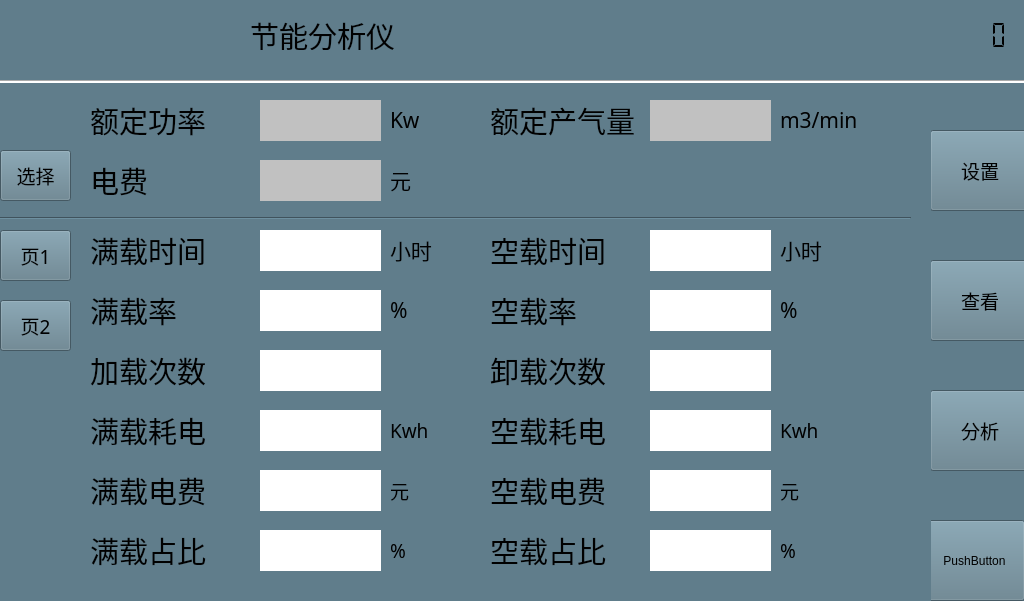
Above: mainwindow.ui from alphonso64/EnergyBox before the change. Below: the same form after it.
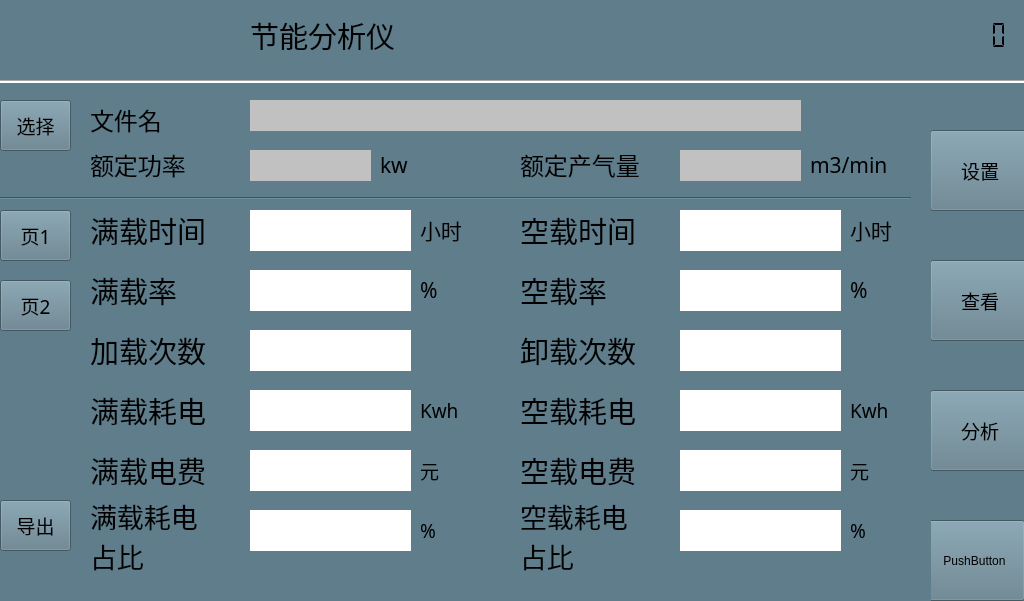
That is the form after the change. Icons and pictures are not drawn.

What changed in the file:
```diff
--- a/mainwindow.ui
+++ b/mainwindow.ui
@@ -257,8 +257,8 @@
       <rect>
        <x>0</x>
        <y>40</y>
-       <width>81</width>
-       <height>61</height>
+       <width>71</width>
+       <height>51</height>
       </rect>
      </property>
      <property name="font">
@@ -629,6 +629,104 @@
       <string>m3/min</string>
      </property>
     </widget>
+    <widget class="QPushButton" name="pushButton_16">
+     <property name="geometry">
+      <rect>
+       <x>0</x>
+       <y>140</y>
+       <width>71</width>
+       <height>51</height>
+      </rect>
+     </property>
+     <property name="font">
+      <font>
+       <family>微软雅黑</family>
+       <pointsize>14</pointsize>
+      </font>
+     </property>
+     <property name="styleSheet">
+      <string notr="true">border-image: url(:/new/prefix1/btn.qss);</string>
+     </property>
+     <property name="text">
+      <string>页1</string>
+     </property>
+    </widget>
+    <widget class="QPushButton" name="pushButton_17">
+     <property name="geometry">
+      <rect>
+       <x>0</x>
+       <y>210</y>
+       <width>71</width>
+       <height>51</height>
+      </rect>
+     </property>
+     <property name="font">
+      <font>
+       <family>微软雅黑</family>
+       <pointsize>14</pointsize>
+      </font>
+     </property>
+     <property name="styleSheet">
+      <string notr="true">border-image: url(:/new/prefix1/btn.qss);</string>
+     </property>
+     <property name="text">
+      <string>页2</string>
+     </property>
+    </widget>
+    <widget class="QWidget" name="widget_3" native="true">
+     <property name="geometry">
+      <rect>
+       <x>110</x>
+       <y>0</y>
+       <width>821</width>
+       <height>421</height>
+      </rect>
+     </property>
+     <widget class="QPushButton" name="pushButton_15">
+      <property name="geometry">
+       <rect>
+        <x>80</x>
+        <y>170</y>
+        <width>181</width>
+        <height>81</height>
+       </rect>
+      </property>
+      <property name="font">
+       <font>
+        <family>微软雅黑</family>
+        <pointsize>14</pointsize>
+       </font>
+      </property>
+      <property name="styleSheet">
+       <string notr="true">border-image: url(:/new/prefix1/btn.qss);</string>
+      </property>
+      <property name="text">
+       <string>删除本地数据</string>
+      </property>
+     </widget>
+     <widget class="QPushButton" name="pushButton_18">
+      <property name="geometry">
+       <rect>
+        <x>80</x>
+        <y>40</y>
+        <width>181</width>
+        <height>81</height>
+       </rect>
+      </property>
+      <property name="font">
+       <font>
+        <family>微软雅黑</family>
+        <pointsize>14</pointsize>
+       </font>
+      </property>
+      <property name="styleSheet">
+       <string notr="true">border-image: url(:/new/prefix1/btn.qss);</string>
+      </property>
+      <property name="text">
+       <string>导出本地数据</string>
+      </property>
+     </widget>
+    </widget>
    </widget>
    <widget class="QWidget" name="widget_5" native="true">
     <property name="geometry">
@@ -686,7 +784,7 @@
      <property name="geometry">
       <rect>
        <x>-10</x>
-       <y>120</y>
+       <y>100</y>
        <width>921</width>
        <height>16</height>
       </rect>
@@ -698,16 +796,16 @@
     <widget class="QLabel" name="label_IPower_content_74">
      <property name="geometry">
       <rect>
-       <x>650</x>
-       <y>10</y>
+       <x>680</x>
+       <y>60</y>
        <width>121</width>
-       <height>41</height>
+       <height>31</height>
       </rect>
      </property>
      <property name="font">
       <font>
        <family>微软雅黑</family>
-       <pointsize>14</pointsize>
+       <pointsize>18</pointsize>
       </font>
      </property>
      <property name="styleSheet">
@@ -720,9 +818,9 @@
     <widget class="QLabel" name="label_gas_produce_rated_1">
      <property name="geometry">
       <rect>
-       <x>780</x>
-       <y>10</y>
-       <width>111</width>
+       <x>810</x>
+       <y>55</y>
+       <width>91</width>
        <height>40</height>
       </rect>
      </property>
@@ -739,16 +837,16 @@
     <widget class="QLabel" name="label_IPower_content_75">
      <property name="geometry">
       <rect>
-       <x>260</x>
+       <x>250</x>
        <y>10</y>
-       <width>121</width>
-       <height>41</height>
+       <width>551</width>
+       <height>31</height>
       </rect>
      </property>
      <property name="font">
       <font>
        <family>微软雅黑</family>
-       <pointsize>14</pointsize>
+       <pointsize>18</pointsize>
       </font>
      </property>
      <property name="styleSheet">
@@ -758,25 +856,6 @@
       <string/>
      </property>
     </widget>
-    <widget class="QLabel" name="label_IPower_name_124">
-     <property name="geometry">
-      <rect>
-       <x>390</x>
-       <y>10</y>
-       <width>81</width>
-       <height>40</height>
-      </rect>
-     </property>
-     <property name="font">
-      <font>
-       <family>微软雅黑</family>
-       <pointsize>16</pointsize>
-      </font>
-     </property>
-     <property name="text">
-      <string>Kw</string>
-     </property>
-    </widget>
     <widget class="QLabel" name="label_IPower_name_125">
      <property name="geometry">
       <rect>
@@ -789,26 +868,26 @@
      <property name="font">
       <font>
        <family>微软雅黑</family>
-       <pointsize>22</pointsize>
+       <pointsize>18</pointsize>
       </font>
      </property>
      <property name="text">
-      <string>额定功率</string>
+      <string>文件名</string>
      </property>
     </widget>
     <widget class="QLabel" name="label_IPower_name_126">
      <property name="geometry">
       <rect>
-       <x>490</x>
-       <y>10</y>
-       <width>151</width>
+       <x>520</x>
+       <y>55</y>
+       <width>141</width>
        <height>40</height>
       </rect>
      </property>
      <property name="font">
       <font>
        <family>微软雅黑</family>
-       <pointsize>22</pointsize>
+       <pointsize>18</pointsize>
       </font>
      </property>
      <property name="text">
@@ -818,16 +897,16 @@
     <widget class="QLabel" name="label_IPower_content_98">
      <property name="geometry">
       <rect>
-       <x>260</x>
-       <y>70</y>
+       <x>250</x>
+       <y>60</y>
        <width>121</width>
-       <height>41</height>
+       <height>31</height>
       </rect>
      </property>
      <property name="font">
       <font>
        <family>微软雅黑</family>
-       <pointsize>14</pointsize>
+       <pointsize>18</pointsize>
       </font>
      </property>
      <property name="styleSheet">
@@ -840,9 +919,9 @@
     <widget class="QLabel" name="label_IPower_name_171">
      <property name="geometry">
       <rect>
-       <x>390</x>
-       <y>70</y>
-       <width>81</width>
+       <x>380</x>
+       <y>55</y>
+       <width>91</width>
        <height>40</height>
       </rect>
      </property>
@@ -853,43 +932,43 @@
       </font>
      </property>
      <property name="text">
-      <string>元</string>
+      <string>kw</string>
      </property>
     </widget>
     <widget class="QLabel" name="label_IPower_name_172">
      <property name="geometry">
       <rect>
        <x>90</x>
-       <y>70</y>
-       <width>81</width>
+       <y>55</y>
+       <width>141</width>
        <height>40</height>
       </rect>
      </property>
      <property name="font">
       <font>
        <family>微软雅黑</family>
-       <pointsize>22</pointsize>
+       <pointsize>18</pointsize>
       </font>
      </property>
      <property name="text">
-      <string>电费</string>
+      <string>额定功率</string>
      </property>
     </widget>
     <widget class="QWidget" name="widget_4" native="true">
      <property name="geometry">
       <rect>
        <x>80</x>
-       <y>130</y>
+       <y>110</y>
        <width>841</width>
-       <height>371</height>
+       <height>401</height>
       </rect>
      </property>
      <widget class="QLabel" name="label_standby_time">
       <property name="geometry">
        <rect>
-        <x>570</x>
-        <y>200</y>
-        <width>121</width>
+        <x>600</x>
+        <y>70</y>
+        <width>161</width>
         <height>41</height>
        </rect>
       </property>
@@ -909,9 +988,9 @@
      <widget class="QLabel" name="label_work_time">
       <property name="geometry">
        <rect>
-        <x>180</x>
-        <y>200</y>
-        <width>121</width>
+        <x>170</x>
+        <y>70</y>
+        <width>161</width>
         <height>41</height>
        </rect>
       </property>
@@ -931,9 +1010,9 @@
      <widget class="QLabel" name="label_IPower_name_65">
       <property name="geometry">
        <rect>
-        <x>700</x>
-        <y>200</y>
-        <width>81</width>
+        <x>770</x>
+        <y>70</y>
+        <width>71</width>
         <height>40</height>
        </rect>
       </property>
@@ -950,8 +1029,8 @@
      <widget class="QLabel" name="label_IPower_name_66">
       <property name="geometry">
        <rect>
-        <x>410</x>
-        <y>200</y>
+        <x>440</x>
+        <y>70</y>
         <width>121</width>
         <height>40</height>
        </rect>
@@ -969,9 +1048,9 @@
      <widget class="QLabel" name="label_measure_range">
       <property name="geometry">
        <rect>
-        <x>180</x>
-        <y>140</y>
-        <width>121</width>
+        <x>600</x>
+        <y>10</y>
+        <width>161</width>
         <height>41</height>
        </rect>
       </property>
@@ -991,9 +1070,9 @@
      <widget class="QLabel" name="label_IPower_name_55">
       <property name="geometry">
        <rect>
-        <x>310</x>
-        <y>200</y>
-        <width>81</width>
+        <x>340</x>
+        <y>70</y>
+        <width>41</width>
         <height>40</height>
        </rect>
       </property>
@@ -1010,9 +1089,9 @@
      <widget class="QLabel" name="label_IPower_name_52">
       <property name="geometry">
        <rect>
-        <x>310</x>
-        <y>140</y>
-        <width>101</width>
+        <x>770</x>
+        <y>10</y>
+        <width>61</width>
         <height>40</height>
        </rect>
       </property>
@@ -1030,7 +1109,7 @@
       <property name="geometry">
        <rect>
         <x>10</x>
-        <y>200</y>
+        <y>70</y>
         <width>121</width>
         <height>40</height>
        </rect>
@@ -1048,8 +1127,8 @@
      <widget class="QLabel" name="label_IPower_name_50">
       <property name="geometry">
        <rect>
-        <x>10</x>
-        <y>140</y>
+        <x>440</x>
+        <y>10</y>
         <width>121</width>
         <height>40</height>
        </rect>
@@ -1067,9 +1146,9 @@
      <widget class="QLabel" name="label_average_vsp">
       <property name="geometry">
        <rect>
-        <x>570</x>
-        <y>140</y>
-        <width>121</width>
+        <x>170</x>
+        <y>250</y>
+        <width>161</width>
         <height>41</height>
        </rect>
       </property>
@@ -1089,9 +1168,9 @@
      <widget class="QLabel" name="label_VSP">
       <property name="geometry">
        <rect>
-        <x>700</x>
-        <y>140</y>
-        <width>131</width>
+        <x>340</x>
+        <y>250</y>
+        <width>141</width>
         <height>40</height>
        </rect>
       </property>
@@ -1108,8 +1187,8 @@
      <widget class="QLabel" name="label_IPower_name_77">
       <property name="geometry">
        <rect>
-        <x>410</x>
-        <y>140</y>
+        <x>10</x>
+        <y>250</y>
         <width>151</width>
         <height>40</height>
        </rect>
@@ -1127,9 +1206,9 @@
      <widget class="QLabel" name="label_acc_flow_1">
       <property name="geometry">
        <rect>
-        <x>310</x>
-        <y>20</y>
-        <width>81</width>
+        <x>340</x>
+        <y>130</y>
+        <width>41</width>
         <height>40</height>
        </rect>
       </property>
@@ -1147,7 +1226,7 @@
       <property name="geometry">
        <rect>
         <x>10</x>
-        <y>80</y>
+        <y>190</y>
         <width>131</width>
         <height>40</height>
        </rect>
@@ -1165,16 +1244,16 @@
      <widget class="QLabel" name="label_acc_flow_2">
       <property name="geometry">
        <rect>
-        <x>180</x>
-        <y>20</y>
-        <width>121</width>
+        <x>170</x>
+        <y>10</y>
+        <width>251</width>
         <height>41</height>
        </rect>
       </property>
       <property name="font">
        <font>
         <family>微软雅黑</family>
-        <pointsize>20</pointsize>
+        <pointsize>18</pointsize>
        </font>
       </property>
       <property name="styleSheet">
@@ -1187,8 +1266,8 @@
      <widget class="QLabel" name="label_IPower_name_113">
       <property name="geometry">
        <rect>
-        <x>410</x>
-        <y>20</y>
+        <x>440</x>
+        <y>130</y>
         <width>121</width>
         <height>40</height>
        </rect>
@@ -1206,8 +1285,8 @@
      <widget class="QLabel" name="label_IPower_name_117">
       <property name="geometry">
        <rect>
-        <x>410</x>
-        <y>80</y>
+        <x>440</x>
+        <y>190</y>
         <width>131</width>
         <height>40</height>
        </rect>
@@ -1225,8 +1304,8 @@
      <widget class="QLabel" name="label_cost">
       <property name="geometry">
        <rect>
-        <x>700</x>
-        <y>80</y>
+        <x>770</x>
+        <y>190</y>
         <width>61</width>
         <height>40</height>
        </rect>
@@ -1244,9 +1323,9 @@
      <widget class="QLabel" name="label_acc_power_charge">
       <property name="geometry">
        <rect>
-        <x>180</x>
-        <y>80</y>
-        <width>121</width>
+        <x>170</x>
+        <y>130</y>
+        <width>161</width>
         <height>41</height>
        </rect>
       </property>
@@ -1266,9 +1345,9 @@
      <widget class="QLabel" name="label_acc_power_2">
       <property name="geometry">
        <rect>
-        <x>570</x>
-        <y>20</y>
-        <width>121</width>
+        <x>600</x>
+        <y>130</y>
+        <width>161</width>
         <height>41</height>
        </rect>
       </property>
@@ -1289,7 +1368,7 @@
       <property name="geometry">
        <rect>
         <x>10</x>
-        <y>20</y>
+        <y>130</y>
         <width>131</width>
         <height>40</height>
        </rect>
@@ -1307,8 +1386,8 @@
      <widget class="QLabel" name="label_IPower_name_111">
       <property name="geometry">
        <rect>
-        <x>700</x>
-        <y>20</y>
+        <x>770</x>
+        <y>130</y>
         <width>81</width>
         <height>40</height>
        </rect>
@@ -1326,9 +1405,9 @@
      <widget class="QLabel" name="label_IPower_name_115">
       <property name="geometry">
        <rect>
-        <x>310</x>
-        <y>80</y>
-        <width>31</width>
+        <x>341</x>
+        <y>190</y>
+        <width>61</width>
         <height>40</height>
        </rect>
       </property>
@@ -1345,9 +1424,50 @@
      <widget class="QLabel" name="label_flow_cost">
       <property name="geometry">
        <rect>
-        <x>570</x>
-        <y>80</y>
+        <x>600</x>
+        <y>190</y>
+        <width>161</width>
+        <height>41</height>
+       </rect>
+      </property>
+      <property name="font">
+       <font>
+        <family>微软雅黑</family>
+        <pointsize>20</pointsize>
+       </font>
+      </property>
+      <property name="styleSheet">
+       <string notr="true">background-color: rgb(255, 255, 255);</string>
+      </property>
+      <property name="text">
+       <string/>
+      </property>
+     </widget>
+     <widget class="QLabel" name="label_IPower_name_51">
+      <property name="geometry">
+       <rect>
+        <x>10</x>
+        <y>10</y>
         <width>121</width>
+        <height>40</height>
+       </rect>
+      </property>
+      <property name="font">
+       <font>
+        <family>微软雅黑</family>
+        <pointsize>22</pointsize>
+       </font>
+      </property>
+      <property name="text">
+       <string>开始时间</string>
+      </property>
+     </widget>
+     <widget class="QLabel" name="label_analyze_acc_charge">
+      <property name="geometry">
+       <rect>
+        <x>170</x>
+        <y>190</y>
+        <width>161</width>
         <height>41</height>
        </rect>
       </property>
@@ -1369,15 +1489,15 @@
      <property name="geometry">
       <rect>
        <x>80</x>
-       <y>130</y>
-       <width>921</width>
-       <height>381</height>
+       <y>110</y>
+       <width>841</width>
+       <height>401</height>
       </rect>
      </property>
      <widget class="QLabel" name="label_IPower_name_108">
       <property name="geometry">
        <rect>
-        <x>410</x>
+        <x>440</x>
         <y>130</y>
         <width>121</width>
         <height>40</height>
@@ -1396,16 +1516,16 @@
      <widget class="QLabel" name="label_IPower_content_69">
       <property name="geometry">
        <rect>
-        <x>570</x>
+        <x>600</x>
         <y>190</y>
-        <width>121</width>
+        <width>161</width>
         <height>41</height>
        </rect>
       </property>
       <property name="font">
        <font>
         <family>微软雅黑</family>
-        <pointsize>14</pointsize>
+        <pointsize>20</pointsize>
        </font>
       </property>
       <property name="styleSheet">
@@ -1418,7 +1538,7 @@
      <widget class="QLabel" name="label_IPower_name_105">
       <property name="geometry">
        <rect>
-        <x>410</x>
+        <x>440</x>
         <y>190</y>
         <width>151</width>
         <height>40</height>
@@ -1437,7 +1557,7 @@
      <widget class="QLabel" name="label_IPower_name_101">
       <property name="geometry">
        <rect>
-        <x>310</x>
+        <x>340</x>
         <y>190</y>
         <width>81</width>
         <height>40</height>
@@ -1456,7 +1576,7 @@
      <widget class="QLabel" name="label_IPower_name_118">
       <property name="geometry">
        <rect>
-        <x>700</x>
+        <x>770</x>
         <y>310</y>
         <width>81</width>
         <height>40</height>
@@ -1475,16 +1595,16 @@
      <widget class="QLabel" name="label_IPower_content_65">
       <property name="geometry">
        <rect>
-        <x>180</x>
+        <x>170</x>
         <y>250</y>
-        <width>121</width>
+        <width>161</width>
         <height>41</height>
        </rect>
       </property>
       <property name="font">
        <font>
         <family>微软雅黑</family>
-        <pointsize>14</pointsize>
+        <pointsize>20</pointsize>
        </font>
       </property>
       <property name="styleSheet">
@@ -1497,16 +1617,16 @@
      <widget class="QLabel" name="label_IPower_content_63">
       <property name="geometry">
        <rect>
-        <x>180</x>
+        <x>170</x>
         <y>130</y>
-        <width>121</width>
+        <width>161</width>
         <height>41</height>
        </rect>
       </property>
       <property name="font">
        <font>
         <family>微软雅黑</family>
-        <pointsize>14</pointsize>
+        <pointsize>20</pointsize>
        </font>
       </property>
       <property name="styleSheet">
@@ -1519,7 +1639,7 @@
      <widget class="QLabel" name="label_IPower_name_102">
       <property name="geometry">
        <rect>
-        <x>310</x>
+        <x>340</x>
         <y>250</y>
         <width>81</width>
         <height>40</height>
@@ -1557,7 +1677,7 @@
      <widget class="QLabel" name="label_IPower_name_109">
       <property name="geometry">
        <rect>
-        <x>700</x>
+        <x>770</x>
         <y>250</y>
         <width>81</width>
         <height>40</height>
@@ -1576,20 +1696,21 @@
      <widget class="QLabel" name="label_IPower_name_121">
       <property name="geometry">
        <rect>
-        <x>410</x>
-        <y>310</y>
-        <width>191</width>
-        <height>40</height>
+        <x>440</x>
+        <y>300</y>
+        <width>221</width>
+        <height>71</height>
        </rect>
       </property>
       <property name="font">
        <font>
         <family>微软雅黑</family>
-        <pointsize>22</pointsize>
+        <pointsize>20</pointsize>
        </font>
       </property>
       <property name="text">
-       <string>空载占比</string>
+       <string>空载耗电
+占比</string>
       </property>
      </widget>
      <widget class="QLabel" name="label_IPower_name_99">
@@ -1614,7 +1735,7 @@
      <widget class="QLabel" name="label_IPower_name_107">
       <property name="geometry">
        <rect>
-        <x>410</x>
+        <x>440</x>
         <y>250</y>
         <width>131</width>
         <height>40</height>
@@ -1633,16 +1754,16 @@
      <widget class="QLabel" name="label_IPower_content_72">
       <property name="geometry">
        <rect>
-        <x>180</x>
+        <x>170</x>
         <y>310</y>
-        <width>121</width>
+        <width>161</width>
         <height>41</height>
        </rect>
       </property>
       <property name="font">
        <font>
         <family>微软雅黑</family>
-        <pointsize>14</pointsize>
+        <pointsize>20</pointsize>
        </font>
       </property>
       <property name="styleSheet">
@@ -1655,16 +1776,16 @@
      <widget class="QLabel" name="label_IPower_content_64">
       <property name="geometry">
        <rect>
-        <x>180</x>
+        <x>170</x>
         <y>190</y>
-        <width>121</width>
+        <width>161</width>
         <height>41</height>
        </rect>
       </property>
       <property name="font">
        <font>
         <family>微软雅黑</family>
-        <pointsize>14</pointsize>
+        <pointsize>20</pointsize>
        </font>
       </property>
       <property name="styleSheet">
@@ -1677,16 +1798,16 @@
      <widget class="QLabel" name="label_IPower_content_71">
       <property name="geometry">
        <rect>
-        <x>570</x>
+        <x>600</x>
         <y>310</y>
-        <width>121</width>
+        <width>161</width>
         <height>41</height>
        </rect>
       </property>
       <property name="font">
        <font>
         <family>微软雅黑</family>
-        <pointsize>14</pointsize>
+        <pointsize>20</pointsize>
        </font>
       </property>
       <property name="styleSheet">
@@ -1718,7 +1839,7 @@
      <widget class="QLabel" name="label_IPower_name_110">
       <property name="geometry">
        <rect>
-        <x>700</x>
+        <x>770</x>
         <y>190</y>
         <width>81</width>
         <height>40</height>
@@ -1738,34 +1859,35 @@
       <property name="geometry">
        <rect>
         <x>10</x>
-        <y>310</y>
+        <y>300</y>
         <width>151</width>
-        <height>40</height>
+        <height>71</height>
        </rect>
       </property>
       <property name="font">
        <font>
         <family>微软雅黑</family>
-        <pointsize>22</pointsize>
+        <pointsize>20</pointsize>
        </font>
       </property>
       <property name="text">
-       <string>满载占比</string>
+       <string>满载耗电
+占比</string>
       </property>
      </widget>
      <widget class="QLabel" name="label_IPower_content_67">
       <property name="geometry">
        <rect>
-        <x>570</x>
+        <x>600</x>
         <y>250</y>
-        <width>121</width>
+        <width>161</width>
         <height>41</height>
        </rect>
       </property>
       <property name="font">
        <font>
         <family>微软雅黑</family>
-        <pointsize>14</pointsize>
+        <pointsize>20</pointsize>
        </font>
       </property>
       <property name="styleSheet">
@@ -1778,16 +1900,16 @@
      <widget class="QLabel" name="label_IPower_content_68">
       <property name="geometry">
        <rect>
-        <x>570</x>
+        <x>600</x>
         <y>130</y>
-        <width>121</width>
+        <width>161</width>
         <height>41</height>
        </rect>
       </property>
       <property name="font">
        <font>
         <family>微软雅黑</family>
-        <pointsize>14</pointsize>
+        <pointsize>20</pointsize>
        </font>
       </property>
       <property name="styleSheet">
@@ -1800,9 +1922,9 @@
      <widget class="QLabel" name="label_IPower_name_119">
       <property name="geometry">
        <rect>
-        <x>310</x>
+        <x>340</x>
         <y>310</y>
-        <width>81</width>
+        <width>41</width>
         <height>40</height>
        </rect>
       </property>
@@ -1819,7 +1941,7 @@
      <widget class="QLabel" name="label_IPower_name_173">
       <property name="geometry">
        <rect>
-        <x>310</x>
+        <x>340</x>
         <y>70</y>
         <width>81</width>
         <height>40</height>
@@ -1838,7 +1960,7 @@
      <widget class="QLabel" name="label_IPower_name_80">
       <property name="geometry">
        <rect>
-        <x>410</x>
+        <x>440</x>
         <y>70</y>
         <width>131</width>
         <height>40</height>
@@ -1857,7 +1979,7 @@
      <widget class="QLabel" name="label_IPower_name_174">
       <property name="geometry">
        <rect>
-        <x>700</x>
+        <x>770</x>
         <y>70</y>
         <width>81</width>
         <height>40</height>
@@ -1876,7 +1998,7 @@
      <widget class="QLabel" name="label_IPower_name_73">
       <property name="geometry">
        <rect>
-        <x>310</x>
+        <x>340</x>
         <y>10</y>
         <width>81</width>
         <height>40</height>
@@ -1914,16 +2036,16 @@
      <widget class="QLabel" name="label_unload_radio">
       <property name="geometry">
        <rect>
-        <x>570</x>
+        <x>600</x>
         <y>70</y>
-        <width>121</width>
+        <width>161</width>
         <height>41</height>
        </rect>
       </property>
       <property name="font">
        <font>
         <family>微软雅黑</family>
-        <pointsize>14</pointsize>
+        <pointsize>20</pointsize>
        </font>
       </property>
       <property name="styleSheet">
@@ -1936,7 +2058,7 @@
      <widget class="QLabel" name="label_IPower_name_75">
       <property name="geometry">
        <rect>
-        <x>700</x>
+        <x>770</x>
         <y>10</y>
         <width>81</width>
         <height>40</height>
@@ -1974,16 +2096,16 @@
      <widget class="QLabel" name="label_load_time">
       <property name="geometry">
        <rect>
-        <x>180</x>
+        <x>170</x>
         <y>10</y>
-        <width>121</width>
+        <width>161</width>
         <height>41</height>
        </rect>
       </property>
       <property name="font">
        <font>
         <family>微软雅黑</family>
-        <pointsize>14</pointsize>
+        <pointsize>20</pointsize>
        </font>
       </property>
       <property name="styleSheet">
@@ -1996,16 +2118,16 @@
      <widget class="QLabel" name="label_unloadtime">
       <property name="geometry">
        <rect>
-        <x>570</x>
+        <x>600</x>
         <y>10</y>
-        <width>121</width>
+        <width>161</width>
         <height>41</height>
        </rect>
       </property>
       <property name="font">
        <font>
         <family>微软雅黑</family>
-        <pointsize>14</pointsize>
+        <pointsize>20</pointsize>
        </font>
       </property>
       <property name="styleSheet">
@@ -2018,7 +2140,7 @@
      <widget class="QLabel" name="label_IPower_name_74">
       <property name="geometry">
        <rect>
-        <x>410</x>
+        <x>440</x>
         <y>10</y>
         <width>121</width>
         <height>40</height>
@@ -2037,16 +2159,16 @@
      <widget class="QLabel" name="label_load_radio">
       <property name="geometry">
        <rect>
-        <x>180</x>
+        <x>170</x>
         <y>70</y>
-        <width>121</width>
+        <width>161</width>
         <height>41</height>
        </rect>
       </property>
       <property name="font">
        <font>
         <family>微软雅黑</family>
-        <pointsize>14</pointsize>
+        <pointsize>20</pointsize>
        </font>
       </property>
       <property name="styleSheet">
@@ -2061,7 +2183,7 @@
      <property name="geometry">
       <rect>
        <x>0</x>
-       <y>140</y>
+       <y>120</y>
        <width>71</width>
        <height>51</height>
       </rect>
@@ -2083,7 +2205,7 @@
      <property name="geometry">
       <rect>
        <x>0</x>
-       <y>210</y>
+       <y>190</y>
        <width>71</width>
        <height>51</height>
       </rect>
@@ -2105,7 +2227,7 @@
      <property name="geometry">
       <rect>
        <x>0</x>
-       <y>60</y>
+       <y>10</y>
        <width>71</width>
        <height>51</height>
       </rect>
@@ -2123,6 +2245,28 @@
       <string>选择</string>
      </property>
     </widget>
+    <widget class="QPushButton" name="pushButton_19">
+     <property name="geometry">
+      <rect>
+       <x>0</x>
+       <y>410</y>
+       <width>71</width>
+       <height>51</height>
+      </rect>
+     </property>
+     <property name="font">
+      <font>
+       <family>微软雅黑</family>
+       <pointsize>14</pointsize>
+      </font>
+     </property>
+     <property name="styleSheet">
+      <string notr="true">border-image: url(:/new/prefix1/btn.qss);</string>
+     </property>
+     <property name="text">
+      <string>导出</string>
+     </property>
+    </widget>
     <zorder>label_IPower_name_81</zorder>
     <zorder>label_IPower_name_106</zorder>
     <zorder>line_11</zorder>
```
Left out of the diff: 72 changed lines with no effect on the pictures.
